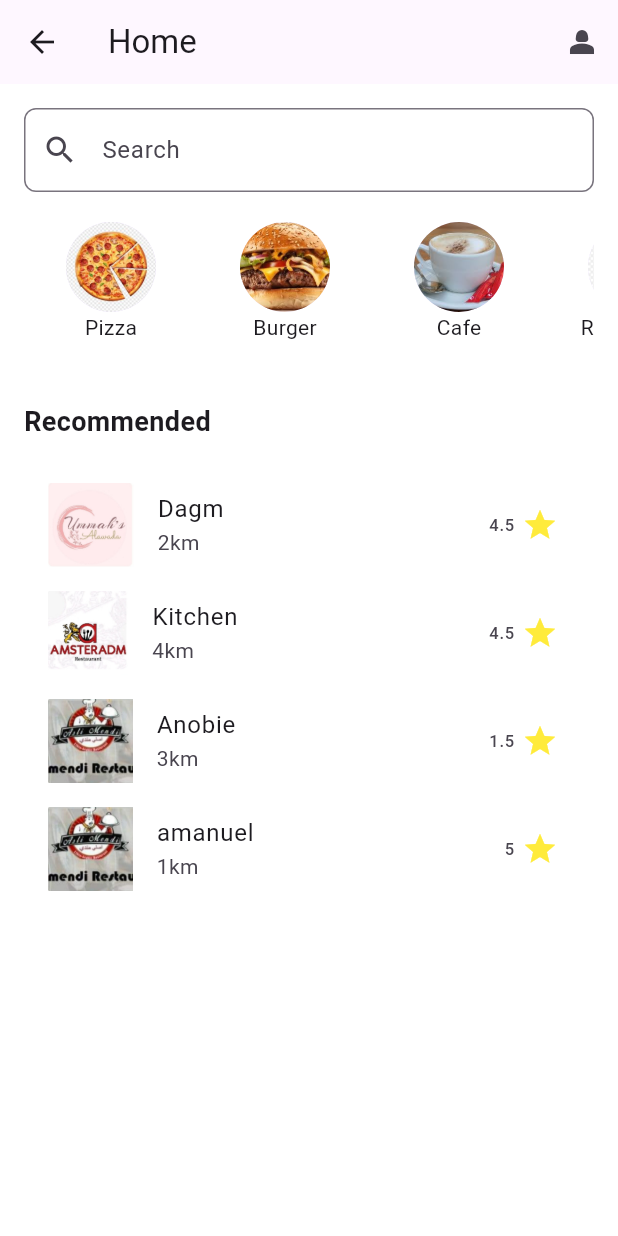
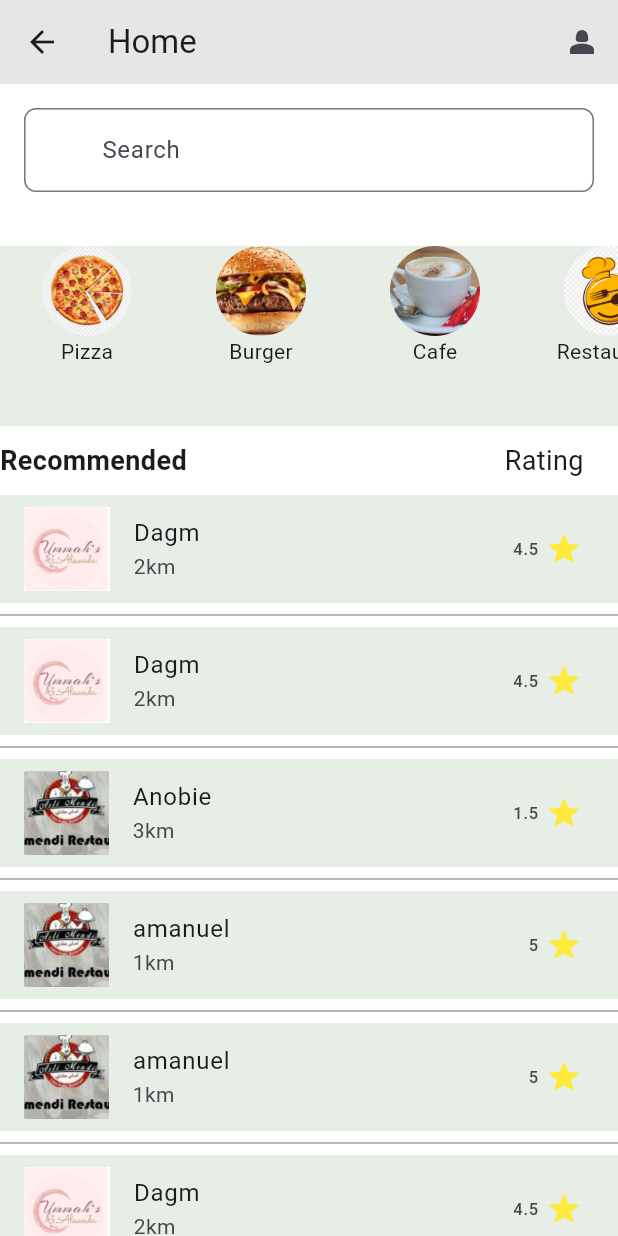
Before and after one commit to Amanuelm/Yet-foods, a Flutter app: the HomePage screen opened by its route, on a phone screen of 412 x 824 dp. Run offline on Flutter 3.47's test engine with Material 3 defaults, Android fonts, the phone set to English and light mode, and no system bars; our stand-ins replace image_picker.

Commit message:
part idk

```diff
--- /dev/null
+++ b/my_app/lib/forgotpasspage.dart
@@ -0,0 +1,50 @@
+import 'package:flutter/material.dart';
+
+class ForgotPasswordPage extends StatelessWidget {
+  final TextEditingController _emailController = TextEditingController();
+
+  @override
+  Widget build(BuildContext context) {
+    return Scaffold(
+      appBar: AppBar(
+        title: Text('Forgot Password'),
+      ),
+      body: Padding(
+        padding: const EdgeInsets.all(16.0),
+        child: Column(
+          mainAxisAlignment: MainAxisAlignment.center,
+          crossAxisAlignment: CrossAxisAlignment.stretch,
+          children: <Widget>[
+            TextField(
+              controller: _emailController,
+              decoration: InputDecoration(
+                labelText: 'Email',
+                border: OutlineInputBorder(),
+              ),
+              keyboardType: TextInputType.emailAddress,
+            ),
+            SizedBox(height: 20.0),
+            ElevatedButton(
+              onPressed: () {
+                final email = _emailController.text;
+                // Perform your submission logic here
+                print('Password reset email sent to $email');
+                // Optionally, show a snackbar or dialog
+                ScaffoldMessenger.of(context).showSnackBar(
+                  SnackBar(content: Text('Password reset email sent to $email')),
+                );
+              },
+              child: Text('Submit'),
+            ),
+          ],
+        ),
+      ),
+    );
+  }
+}
+
+void main() {
+  runApp(MaterialApp(
+    home: ForgotPasswordPage(),
+  ));
+}
--- a/my_app/lib/home_page.dart
+++ b/my_app/lib/home_page.dart
@@ -1,4 +1,3 @@
-// home.dart
 import 'package:flutter/material.dart';
 import 'package:my_app/Search_results.dart';
 import 'place_profile.dart'; // Make sure to import the PlaceProfile widget
@@ -10,31 +9,67 @@ final List<Map<String, String>> resData = [
     'title': 'Dagm',
     'Dis': '2km',
     'rating': '4.5',
-    'id':'3'
+    'id': '3'
   },
   {
-    'imageUrl': 'assets/res1.jpg',
-    'title': 'Kitchen',
-    'Dis': '4km',
+    'imageUrl': 'assets/res2.jpg',
+    'title': 'Dagm',
+    'Dis': '2km',
     'rating': '4.5',
-    'id':'2'
+    'id': '3'
   },
   {
     'imageUrl': 'assets/res3.jpg',
     'title': 'Anobie',
     'Dis': '3km',
     'rating': '1.5',
-    'id':'4'
+    'id': '4'
   },
   {
     'imageUrl': 'assets/res3.jpg',
     'title': 'amanuel',
     'Dis': '1km',
     'rating': '5',
-    'id':'1'
+    'id': '1'
+  },
+  {
+    'imageUrl': 'assets/res3.jpg',
+    'title': 'amanuel',
+    'Dis': '1km',
+    'rating': '5',
+    'id': '1'
+  },
+  {
+    'imageUrl': 'assets/res2.jpg',
+    'title': 'Dagm',
+    'Dis': '2km',
+    'rating': '4.5',
+    'id': '3'
+  },
+  {
+    'imageUrl': 'assets/res3.jpg',
+    'title': 'amanuel',
+    'Dis': '1km',
+    'rating': '5',
+    'id': '1'
+  },
+  {
+    'imageUrl': 'assets/res2.jpg',
+    'title': 'Dagm',
+    'Dis': '2km',
+    'rating': '4.5',
+    'id': '3'
+  },
+  {
+    'imageUrl': 'assets/res3.jpg',
+    'title': 'amanuel',
+    'Dis': '1km',
+    'rating': '5',
+    'id': '1'
   },
   // Add more items here...
 ];
+
 class HomePage extends StatelessWidget {
   const HomePage({super.key});
 
@@ -43,6 +78,7 @@ class HomePage extends StatelessWidget {
     return Scaffold(
       appBar: AppBar(
         title: const Text('Home'),
+        backgroundColor: Color.fromARGB(25, 0, 79, 3), // Change the AppBar color
         actions: [
           IconButton(
             icon: Icon(Icons.person_2), // Replace with your desired icon
@@ -56,16 +92,18 @@ class HomePage extends StatelessWidget {
         ],
       ),
       body: Container(
-        color: Colors.white,
-        padding: const EdgeInsets.all(16.0),
+        color: Colors.white, // Set the background color of the entire screen
         child: Column(
           crossAxisAlignment: CrossAxisAlignment.start,
           children: [
-            TextField(
+            Container(
+             // color: Colors.lightBlueAccent, // Change the color of the search bar background
+              padding: const EdgeInsets.all(16.0),
+              child: TextField(
                 // ... other TextField properties
                 decoration: InputDecoration(
                   hintText: 'Search',
-    prefixIcon: const Icon(Icons.search),
+                  prefixIcon: const Icon(Icons.search, color: Colors.white),
                   border: OutlineInputBorder(
                     borderRadius: BorderRadius.circular(8.0),
                   ),
@@ -75,47 +113,69 @@ class HomePage extends StatelessWidget {
                   Navigator.push(
                     context,
                     MaterialPageRoute(
-
                       builder: (context) => SearchResults(res: text),
                     ),
                   );
                 },
               ),
+            ),
             const SizedBox(height: 20),
-            SizedBox(
+            Container(
+             color: Color.fromARGB(25, 0, 79, 3), // Change the background color of the horizontal list
+             // padding: const EdgeInsets.symmetric(vertical: 10.0),
+              child: SizedBox(
                 height: 120,
                 child: ListView(
                   scrollDirection: Axis.horizontal,
                   children: [
-                  _buildRecommendedItem('Pizza','assets/pizza2.jpg'),
-                  _buildRecommendedItem('Burger','assets/burger2.jpg'),
-                  _buildRecommendedItem('Cafe','assets/icafe.jpg'),
-                  _buildRecommendedItem('Restaurant','assets/res.png'),
-                  _buildRecommendedItem('Bar','assets/bar.jpg'),
+                    _buildRecommendedItem('Pizza', 'assets/pizza2.jpg'),
+                    _buildRecommendedItem('Burger', 'assets/burger2.jpg'),
+                    _buildRecommendedItem('Cafe', 'assets/icafe.jpg'),
+                    _buildRecommendedItem('Restaurant', 'assets/res.png'),
+                    _buildRecommendedItem('Bar', 'assets/bar.jpg'),
                   ],
                 ),
               ),
-             const Text(
+            ),
+            const SizedBox(height: 10), // Adjust spacing as needed
+            Row(
+              mainAxisAlignment: MainAxisAlignment.spaceBetween,
+              children: const [
+                Text(
                   "Recommended",
                   style: TextStyle(fontSize: 18, fontWeight: FontWeight.bold),
                 ),
-            const SizedBox(height: 20),
+                Padding(
+                  padding: EdgeInsets.only(right: 23.0), // Adjust the padding as needed
+                  child: Text(
+                    "Rating",
+                    style: TextStyle(fontSize: 18),
+                  ),
+                ),
+              ],
+            ),
+            const SizedBox(height: 10), // Adjust spacing as needed
             Expanded(
               child: ListView.builder(
-                itemCount: 4, // Adjust this according to your actual item count
+                itemCount: resData.length, // Adjust this according to your actual item count
                 itemBuilder: (context, index) {
                   final itemData = resData[index];
+                  final Color itemColor = _getItemColor(index);
 
-                 return InkWell(
-
+                  return Column(
+                    children: [
+                      InkWell(
                         onTap: () {
                           Navigator.push(
                             context,
-                        MaterialPageRoute(builder: (context) => PlaceProfile()),
+                            MaterialPageRoute(
+                              builder: (context) => PlaceProfile(),
+                            ),
                           );
                         },
-
-                    child:  ListTile(
+                        child: Container(
+                          color: itemColor,
+                          child: ListTile(
                             leading: ConstrainedBox(
                               constraints: BoxConstraints(
                                 minWidth: 44,
@@ -123,42 +183,52 @@ class HomePage extends StatelessWidget {
                                 maxWidth: 64,
                                 maxHeight: 64,
                               ),
-                            child: Image.asset( '${itemData['imageUrl']}', fit: BoxFit.cover),
+                              child: Image.asset(
+                                '${itemData['imageUrl']}',
+                                fit: BoxFit.cover,
                               ),
-
-                    tileColor: Color.fromARGB(255, 64, 95, 65),
+                            ),
                             title: Text('${itemData['title']}'),
                             subtitle: Text('${itemData['Dis']}'),
-                    trailing:  Row(
+                            trailing: Row(
                               mainAxisSize: MainAxisSize.min,
                               children: [
                                 Text('${itemData['rating']}'),
                                 SizedBox(width: 5), // Add some spacing
                                 Icon(Icons.star, color: Colors.yellow),
-                      const Divider(),
                               ],
                             ),
                           ),
-
+                        ),
+                      ),
+                      Divider(color: Colors.grey),
+                    ],
                   );
                 },
               ),
             ),
-
           ],
         ),
       ),
     );
   }
 
-  Widget _buildRecommendedItem(String name,String img) {
+  Color _getItemColor(int index) {
+    // Define a set of colors to cycle through
+    List<Color> colors = [
+      Color.fromARGB(25, 0, 79, 3),
+    ];
+    return colors[index % colors.length]; // Cycle through the colors
+  }
+
+  Widget _buildRecommendedItem(String name, String img) {
     return Container(
       width: 100,
       margin: const EdgeInsets.symmetric(horizontal: 8.0),
       child: Column(
         children: [
           CircleAvatar(
-                radius:30, // Adjust radius as needed
+            radius: 30, // Adjust radius as needed
             backgroundImage: AssetImage('$img'),
           ),
           Text(name),
--- a/my_app/lib/login_page.dart
+++ b/my_app/lib/login_page.dart
@@ -47,7 +47,9 @@ class LoginPage extends StatelessWidget {
               ),
               ),
             TextButton(
-              onPressed: () {},
+              onPressed: (
+
+              ) {Navigator.pushNamed(context,'/forgot-password');},
               child: const Text('Forgot password?'),
             ),
             TextButton(
--- a/my_app/lib/main.dart
+++ b/my_app/lib/main.dart
@@ -1,4 +1,5 @@
 import 'package:flutter/material.dart';
+import 'forgotpasspage.dart';
 import 'sign_up_page.dart';
 import 'login_page.dart';
 import 'home_page.dart';
@@ -24,6 +25,7 @@ class MyApp extends StatelessWidget {
         '/login': (context) => const LoginPage(),
         '/home': (context) => const HomePage(),
         '/signup': (context) => const SignUpPage(),
+        '/forgot-password': (context) => ForgotPasswordPage(),
 
 
       },
```
Lines whose indentation alone changed are shown as unchanged.
